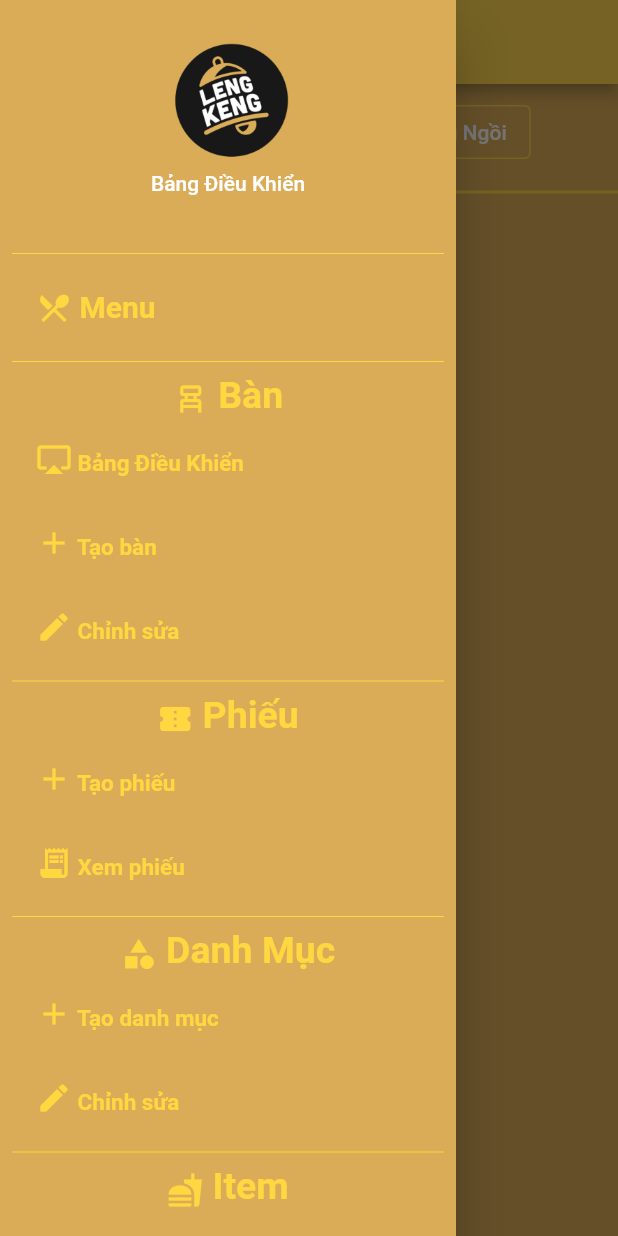
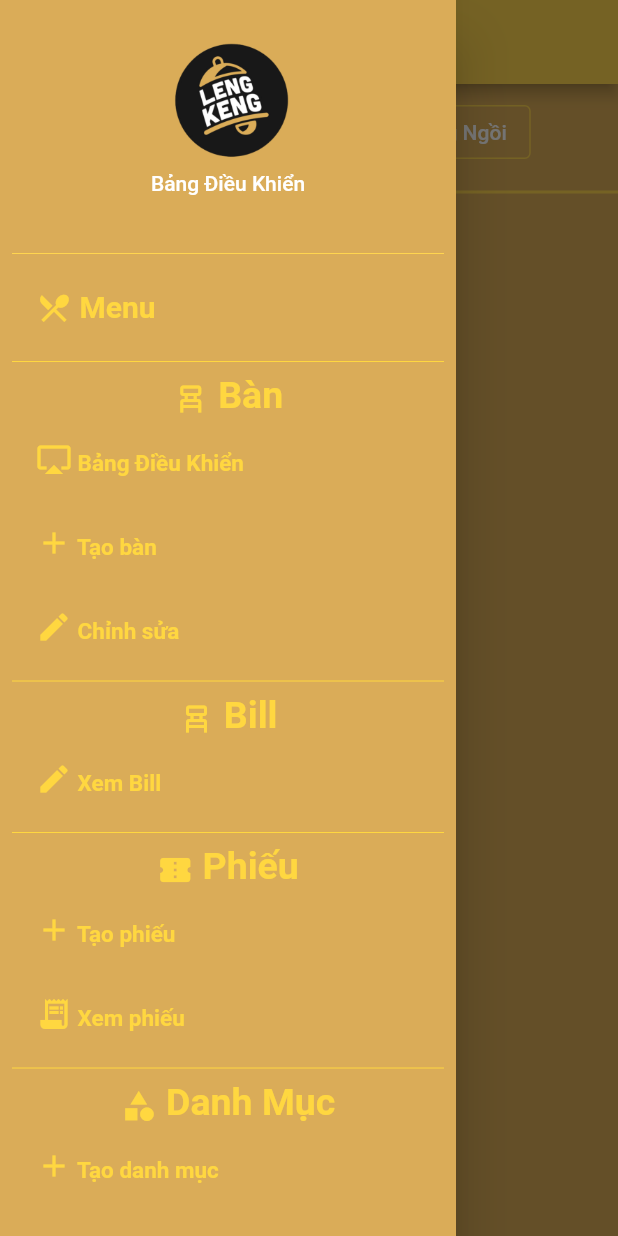
Before and after one commit to dim0147/Hai-Coffe-DenMo, a Flutter app: the screen it shows after launch, with the side drawer open, on a phone screen of 412 x 824 dp. Run offline on Flutter 3.47's test engine with Material 2 defaults, Android fonts, the phone set to English and light mode, and no system bars; our stand-ins replace extended_masked_text, flutter_slidable, get, hive, hive_flutter, image_picker and 2 more; accounts and stored records are empty; generated files the repository leaves out were written again.

Commit message:
Add delete bill, bill screen

```diff
--- a/lib/App/Config.dart
+++ b/lib/App/Config.dart
@@ -5,6 +5,7 @@ import 'package:hai_noob/Controller/Category/ListCategoryController.dart';
 import 'package:hai_noob/Controller/Item/EditItemController.dart';
 import 'package:hai_noob/Controller/Item/ListItemController.dart';
 import 'package:hai_noob/Controller/Menu/AddSpecialItemController.dart';
+import 'package:hai_noob/Controller/Order/ListOrderController.dart';
 import 'package:hai_noob/Controller/Order/PlaceOrderSuccessController.dart';
 import 'package:hai_noob/Controller/Phieu/CreatePhieuController.dart';
 import 'package:hai_noob/Controller/Phieu/ListPhieuController.dart';
@@ -23,6 +24,7 @@ import 'package:hai_noob/Screen/Category/ListCategoryScreen.dart';
 import 'package:hai_noob/Screen/Item/EditItemScreen.dart';
 import 'package:hai_noob/Screen/Item/ListItemScreen.dart';
 import 'package:hai_noob/Screen/Menu/AddSpecialItemScreen.dart';
+import 'package:hai_noob/Screen/Order/ListOrderScreen.dart';
 import 'package:hai_noob/Screen/Order/PlaceOrderSuccessScreen.dart';
 import 'package:hai_noob/Screen/Phieu/CreatePhieuScreen.dart';
 import 'package:hai_noob/Screen/Phieu/ListPhieuScreen.dart';
@@ -160,6 +162,13 @@ class AppConfig {
       }),
     ),
     GetPage(
+      name: '/bill/list',
+      page: () => ListOrderScreen(),
+      binding: BindingsBuilder(() {
+        Get.lazyPut(() => ListOrderController());
+      }),
+    ),
+    GetPage(
       name: '/place-order',
       page: () => PlaceOrderScreen(),
       binding: BindingsBuilder(() {
--- a/lib/Controller/Order/ListOrderController.dart
+++ b/lib/Controller/Order/ListOrderController.dart
@@ -14,7 +14,7 @@ class ListOrderController extends GetxController {
   final DateRangePickerController dateRangePickerC =
       DateRangePickerController();
 
-  final RxList<Bill> listBill = <Bill>[].obs;
+  final RxList<BillEntity> listBill = <BillEntity>[].obs;
 
   @override
   void onInit() {
@@ -37,8 +37,8 @@ class ListOrderController extends GetxController {
     if (endDate == null || endDate == startDate)
       endDate = startDate.add(Duration(hours: Duration.hoursPerDay));
 
-    // final phieus = await billDAO.getPhieuBetweenDays(startDate, endDate);
-    // listBill.assignAll(phieus);
+    final bills = await billDAO.getBillBetweenDay(startDate, endDate);
+    listBill.assignAll(bills);
 
     setShowDateRangePicker(false);
   }
@@ -48,10 +48,10 @@ class ListOrderController extends GetxController {
     setShowDateRangePicker(false);
   }
 
-  void onRemoveListItem(int phieuId) async {
+  void onRemoveListItem(int billId) async {
     try {
-      // await billDAO.removePhieuById(phieuId);
-      // listPhieu.removeWhere((e) => e.id == phieuId);
+      await billDAO.removeById(billId);
+      listBill.removeWhere((e) => e.bill.id == billId);
     } catch (err) {
       Utils.showSnackBar('Lỗi', err.toString());
     }
--- a/lib/Controller/StartupController.dart
+++ b/lib/Controller/StartupController.dart
@@ -65,7 +65,7 @@ class StartupController extends GetxController with StateMixin<void> {
   void testCase() async {
     final appDb = Get.find<AppDatabase>();
     final billDAO = BillDAO(appDb);
-    final ad = await billDAO.getBillBetweenDay();
+    // final ad = await billDAO.getBillBetweenDay();
 
     var ada;
   }
--- a/lib/Model/Bill.dart
+++ b/lib/Model/Bill.dart
@@ -11,7 +11,7 @@ class Bills extends Table {
   RealColumn get totalPrice => real()();
   IntColumn get paymentType => intEnum<BillPayment>()();
   DateTimeColumn get createdAt =>
-      dateTime().withDefault(Constant(DateTime.now()))();
+      dateTime().clientDefault(() => DateTime.now())();
 }
 
 // One bill have many items
--- a/lib/Screen/Component.dart
+++ b/lib/Screen/Component.dart
@@ -153,6 +153,61 @@ Drawer NavigateMenu() {
                 ),
                 onTap: () {
                   Get.offAllNamed('/table/list');
+                },
+              ),
+            ],
+          ),
+
+          Divider(
+            color: AppConfig.HEADER_COLOR,
+          ),
+
+          // Bill
+          Column(
+            children: [
+              Center(
+                child: RichText(
+                  text: TextSpan(
+                    style: TextStyle(
+                        color: AppConfig.HEADER_COLOR,
+                        fontSize: 25,
+                        fontWeight: FontWeight.bold),
+                    children: [
+                      WidgetSpan(
+                        child: Icon(
+                          Icons.chair_alt,
+                          color: AppConfig.HEADER_COLOR,
+                        ),
+                      ),
+                      TextSpan(
+                        text: ' Bill',
+                      )
+                    ],
+                  ),
+                ),
+              ),
+              ListTile(
+                title: RichText(
+                  text: TextSpan(
+                    style: TextStyle(
+                        color: AppConfig.HEADER_COLOR,
+                        fontSize: 15,
+                        fontWeight: FontWeight.bold),
+                    children: [
+                      WidgetSpan(
+                        child: Icon(
+                          Icons.edit,
+                          color: AppConfig.HEADER_COLOR,
+                        ),
+                      ),
+                      TextSpan(
+                        text: ' Xem Bill',
+                      )
+                    ],
+                  ),
+                ),
+                onTap: () {
+                  Get.offAllNamed('/bill/list');
                 },
               ),
             ],
--- a/lib/Screen/Order/ListOrderScreen.dart
+++ b/lib/Screen/Order/ListOrderScreen.dart
@@ -5,6 +5,7 @@ import 'package:hai_noob/App/Config.dart';
 import 'package:hai_noob/App/Utils.dart';
 import 'package:hai_noob/Controller/Order/ListOrderController.dart';
 import 'package:hai_noob/Controller/Phieu/ListPhieuController.dart';
+import 'package:hai_noob/DAO/BillDAO.dart';
 import 'package:hai_noob/DB/Database.dart';
 import 'package:hai_noob/Model/Phieu.dart';
 import 'package:syncfusion_flutter_datepicker/datepicker.dart';
@@ -23,7 +24,7 @@ class ListOrderScreen extends GetView<ListOrderController> {
     return SafeArea(
       child: Scaffold(
         appBar: AppBar(
-          title: Text('Tất cả phiếu'),
+          title: Text('Tất cả bill'),
         ),
         drawer: NavigateMenu(),
         body: Column(
@@ -84,12 +85,13 @@ class TotalDisplay extends GetView<ListOrderController> {
   Widget build(BuildContext context) {
     return Obx(
       () {
-        final double totalAll = 500;
+        final double totalPriceAll = controller.listBill
+            .fold(0.0, (pre, cur) => pre + cur.bill.totalPrice);
 
         return Row(
           mainAxisAlignment: MainAxisAlignment.spaceAround,
           children: [
-            Text('Tổng chi phí: ${totalAll.toPrecision(2)}đ'),
+            Text('Tổng chi phí: ${totalPriceAll.toPrecision(2)}đ'),
           ],
         );
       },
@@ -113,7 +115,7 @@ class ListBill extends GetView<ListOrderController> {
           return ListView.builder(
             itemCount: controller.listBill.length,
             itemBuilder: (c, i) => ListItem(
-              bill: controller.listBill[i],
+              billEntity: controller.listBill[i],
             ),
           );
         },
@@ -123,11 +125,11 @@ class ListBill extends GetView<ListOrderController> {
 }
 
 class ListItem extends GetView<ListOrderController> {
-  final Bill bill;
+  final BillEntity billEntity;
 
   const ListItem({
     Key? key,
-    required this.bill,
+    required this.billEntity,
   }) : super(key: key);
 
   @override
@@ -138,11 +140,12 @@ class ListItem extends GetView<ListOrderController> {
       child: Container(
         child: ListTile(
           leading: CircleAvatar(
-            child: Text(bill.id.toString()),
+            child: Text(billEntity.bill.id.toString()),
           ),
-          title: Text(bill.totalPrice.toString()),
-          subtitle: Text(Utils.dateToDateWithTime(bill.createdAt)),
-          // trailing: trailingText,
+          title: Text(
+              ' ' + billEntity.bill.totalPrice.toPrecision(2).toString() + 'đ'),
+          subtitle: Text(Utils.dateToDateWithTime(billEntity.bill.createdAt)),
+          onTap: () {},
         ),
       ),
       secondaryActions: <Widget>[
@@ -150,7 +153,7 @@ class ListItem extends GetView<ListOrderController> {
           caption: 'Xoá',
           color: Colors.red,
           icon: Icons.delete,
-          onTap: () => controller.onRemoveListItem(bill.id),
+          onTap: () => controller.onRemoveListItem(billEntity.bill.id),
         ),
       ],
     );
```
Also changed, not shown: lib/DAO/BillDAO.dart (+33 -2 lines), lib/DB/Database.g.dart, 1 other file.
